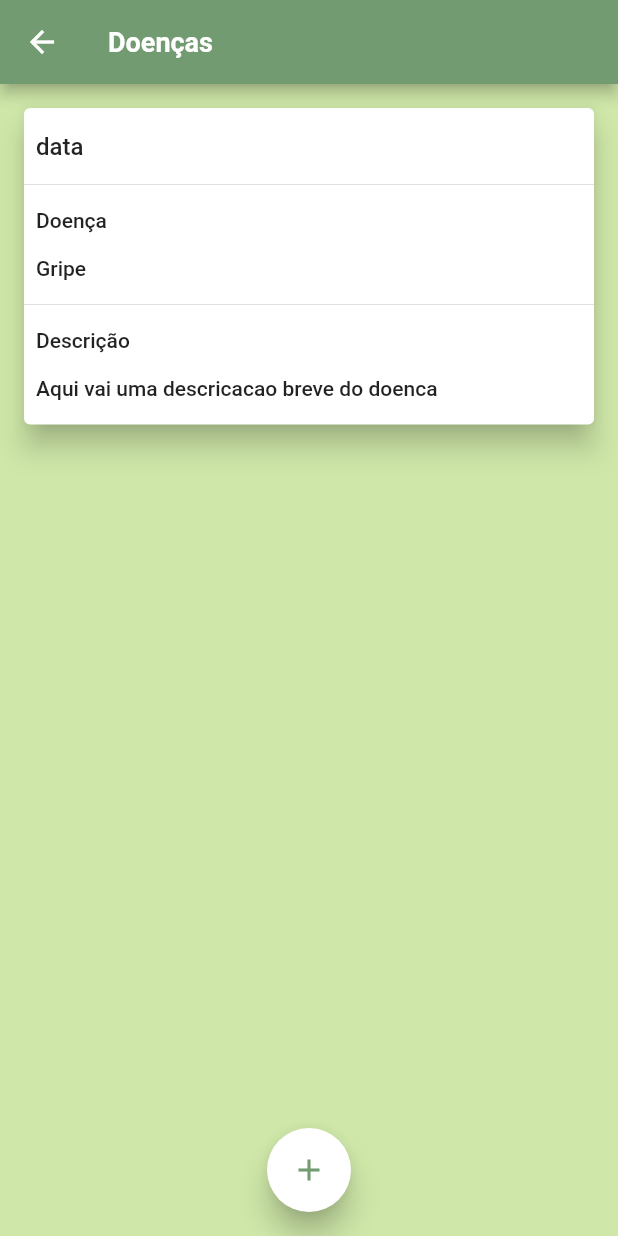
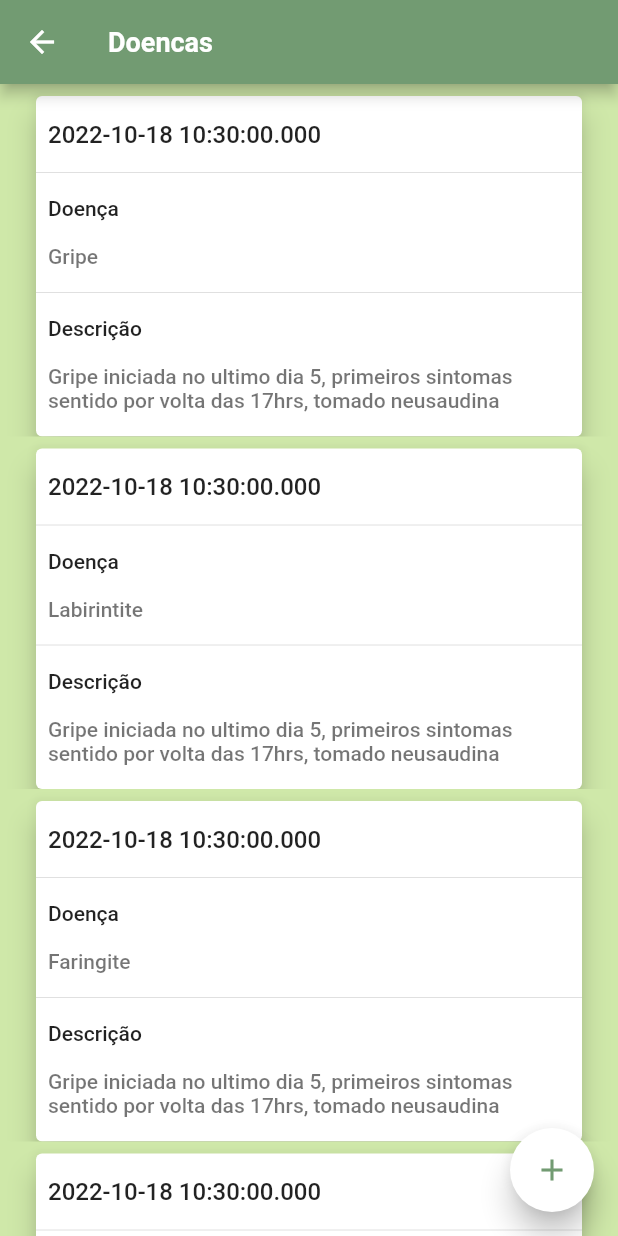
Before and after one commit to andreicampigotto/PDS2_Care-me, a Flutter app: the screen it shows after launch, after a tap on "Doenças", on a phone screen of 412 x 824 dp. Run offline on Flutter 3.47's test engine with Material 2 defaults, Android fonts, the light colour scheme and no system bars; network calls fail.

Commit message:
implemented get list disease screen

```diff
--- a/lib/data/dummy_data.dart
+++ b/lib/data/dummy_data.dart
@@ -1,4 +1,3 @@
-import 'package:care/models/appointment.dart';
 import 'package:care/models/disease.dart';
 import 'package:care/models/drug.dart';
 
@@ -19,6 +18,13 @@ final DAMMY_DISEASES = [
   ),
   Disease(
     diseaseId: 'xx003',
+    name: 'Faringite',
+    description:
+        'Gripe iniciada no ultimo dia 5, primeiros sintomas sentido por volta das 17hrs, tomado neusaudina',
+    date: DateTime.now(),
+  ),
+  Disease(
+    diseaseId: 'xx004',
     name: 'Faringite',
     description:
         'Gripe iniciada no ultimo dia 5, primeiros sintomas sentido por volta das 17hrs, tomado neusaudina',
--- a/lib/main.dart
+++ b/lib/main.dart
@@ -1,3 +1,4 @@
+import 'package:care/models/disease_list.dart';
 import 'package:care/screens/appointments_screen.dart';
 import 'package:care/screens/diseases_screen.dart';
 import 'package:care/screens/start_screen.dart';
@@ -19,7 +20,13 @@ class _MyAppState extends State<Care> {
   @override
   Widget build(BuildContext context) {
     final ThemeData tema = ThemeData();
-    return MaterialApp(
+    return MultiProvider(
+      providers: [
+        ChangeNotifierProvider(
+          create: (_) => DiseaseList(),
+        ),
+      ],
+      child: MaterialApp(
         title: 'Care',
         theme: ThemeData(
           colorScheme: tema.colorScheme.copyWith(
@@ -66,6 +73,8 @@ class _MyAppState extends State<Care> {
           AppRoutes.ALLERGIES: (ctx) => AllergiesScreen(),
           AppRoutes.DRUGS: (ctx) => DrugsScreen(),
         },
+        debugShowCheckedModeBanner: false,
+      ),
     );
   }
 }
--- a/lib/models/disease.dart
+++ b/lib/models/disease.dart
@@ -1,4 +1,6 @@
-class Disease {
+import 'package:flutter/material.dart';
+
+class Disease with ChangeNotifier {
   final String diseaseId;
   final String name;
   final String description;
--- a/lib/models/disease_list.dart
+++ b/lib/models/disease_list.dart
@@ -1,29 +1,18 @@
 import 'package:care/models/disease.dart';
 import 'package:flutter/foundation.dart';
-import 'package:http/http.dart' as http;
+import '../data/dummy_data.dart';
 
 class DiseaseList with ChangeNotifier {
-  final List<Disease> _diseases = [];
+  final List<Disease> _items = DAMMY_DISEASES;
 
-  List<Disease> get diseases {
-    return [..._diseases];
-  }
+  List<Disease> get items => [..._items];
 
   int get diseasesCount {
-    return _diseases.length;
+    return _items.length;
   }
 
   void addDisease(Disease disease) {
-    diseases.insert(
-      0,
-      Disease(
-        diseaseId: 'teste',
-        name: disease.name,
-        description: disease.description,
-        date: DateTime.now(),
-      ),
-    );
-
+    _items.add(disease);
     notifyListeners();
   }
 
--- a/lib/screens/diseases_screen.dart
+++ b/lib/screens/diseases_screen.dart
@@ -1,7 +1,11 @@
 import 'package:care/models/disease.dart';
+import 'package:care/models/disease_list.dart';
 import 'package:care/widgets/default_cards.dart';
 import 'package:care/widgets/default_form.dart';
 import 'package:flutter/material.dart';
+import 'package:provider/provider.dart';
+
+import '../data/dummy_data.dart';
 
 class DiseasesScreen extends StatefulWidget {
   const DiseasesScreen({super.key});
@@ -37,15 +41,22 @@ class _DiseasesScreenState extends State<DiseasesScreen> {
 
   @override
   Widget build(BuildContext context) {
+    final provider = Provider.of<DiseaseList>(
+      context,
+      listen: true,
+    );
+    final List<Disease> loadedDiseases = provider.items;
+
     return Scaffold(
       appBar: AppBar(
-        title: Text('Doenças'),
+        title: Text('Doencas'),
       ),
-      body: ListView(
-        children: [
-          SizedBox(height: 8),
-          DefaultCards(),
-        ],
+      body: ListView.builder(
+        itemCount: loadedDiseases.length,
+        itemBuilder: (context, i) => ChangeNotifierProvider.value(
+          value: loadedDiseases[i],
+          child: const DefaultCards(),
+        ),
       ),
       floatingActionButton: FloatingActionButton(
         elevation: 8,
@@ -60,7 +71,7 @@ class _DiseasesScreenState extends State<DiseasesScreen> {
         ),
         onPressed: () => (_openTransActionFormModal(context)),
       ),
-      floatingActionButtonLocation: FloatingActionButtonLocation.centerFloat,
+      floatingActionButtonLocation: FloatingActionButtonLocation.endFloat,
     );
   }
 }
--- a/lib/widgets/default_cards.dart
+++ b/lib/widgets/default_cards.dart
@@ -1,13 +1,24 @@
+import 'package:care/models/disease.dart';
 import 'package:flutter/material.dart';
+import 'package:provider/provider.dart';
 
 class DefaultCards extends StatelessWidget {
   const DefaultCards({super.key});
 
   @override
   Widget build(BuildContext context) {
-    return Card(
+    final disease = Provider.of<Disease>(
+      context,
+      listen: false,
+    );
+    return ClipRRect(
+      child: Card(
         elevation: 8,
-      margin: EdgeInsets.only(left: 16, right: 16, top: 8),
+        margin: const EdgeInsets.only(
+          left: 24,
+          right: 24,
+          top: 8,
+        ),
         child: Column(
           children: [
             SizedBox(height: 8),
@@ -17,7 +28,7 @@ class DefaultCards extends StatelessWidget {
                 textDirection: TextDirection.ltr,
                 children: [
                   Text(
-                  'data',
+                    disease.date.toString(),
                     style: TextStyle(fontSize: 16),
                   ),
                 ],
@@ -38,7 +49,13 @@ class DefaultCards extends StatelessWidget {
               child: Row(
                 textDirection: TextDirection.ltr,
                 children: [
-                Text('Gripe'),
+                  Flexible(
+                    child: Text(
+                      disease.name,
+                      style:
+                          const TextStyle(fontSize: 14, color: Colors.black54),
+                    ),
+                  ),
                 ],
               ),
             ),
@@ -55,16 +72,24 @@ class DefaultCards extends StatelessWidget {
             Padding(
               padding: const EdgeInsets.all(8.0),
               child: Row(
-              textDirection: TextDirection.ltr,
+                mainAxisAlignment: MainAxisAlignment.spaceEvenly,
+                crossAxisAlignment: CrossAxisAlignment.start,
                 children: [
-                Text('Aqui vai uma descricacao breve do doenca'),
+                  Flexible(
+                    child: Text(
+                      overflow: TextOverflow.clip,
+                      disease.description,
+                      style:
+                          const TextStyle(fontSize: 14, color: Colors.black54),
+                      maxLines: 5,
+                    ),
+                  ),
                 ],
               ),
             ),
-          SizedBox(height: 8),
+            const SizedBox(height: 8),
           ],
-        mainAxisAlignment: MainAxisAlignment.start,
-        crossAxisAlignment: CrossAxisAlignment.center,
+        ),
       ),
     );
   }
```
Lines whose indentation alone changed are shown as unchanged.
